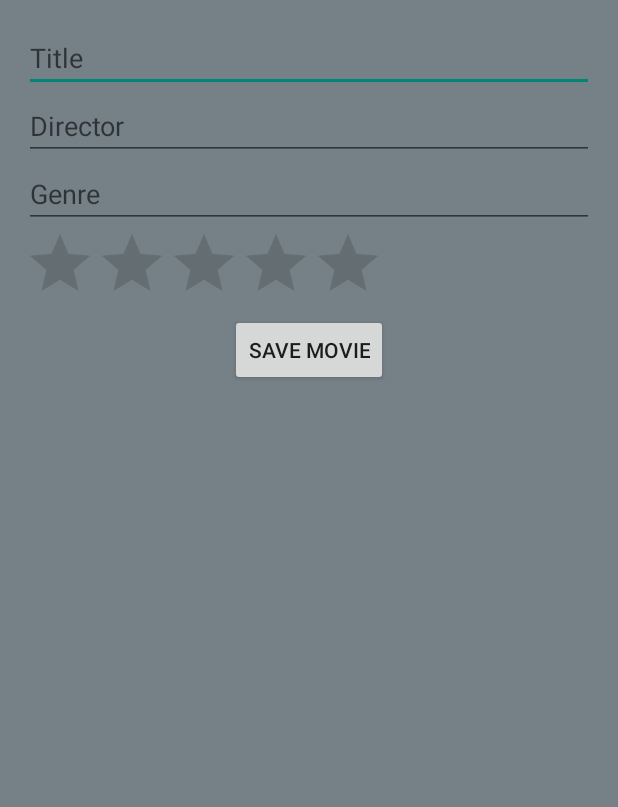
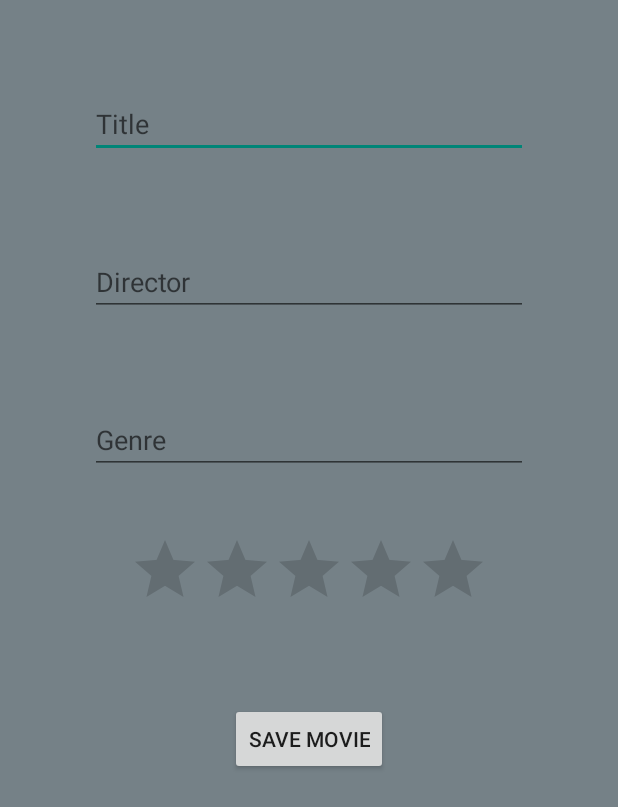
Before and after one commit to qustandifashho/FilmApp, an Android app built with Jetpack Compose: the AddMovieActivity screen opened directly, with no data from a screen before it, on a phone screen of 412 x 824 dp. Shown: the top 807 px of the screen. Run offline under Robolectric (Android 15) with nearby library versions, the phone set to English and light mode, and no system bars.

Commit message:
some visuals

```diff
--- a/app/src/main/res/layout/addmovies.xml
+++ b/app/src/main/res/layout/addmovies.xml
@@ -3,7 +3,7 @@
     android:layout_width="match_parent"
     android:layout_height="match_parent"
     android:background="#758187"
-    android:padding="16dp">
+    android:padding="60dp">
 
     <EditText
         android:id="@+id/movieTitle"
@@ -16,6 +16,7 @@
         android:layout_width="match_parent"
         android:layout_height="wrap_content"
         android:layout_below="@id/movieTitle"
+        android:layout_marginTop="60dp"
         android:hint="Director" />
 
     <EditText
@@ -23,6 +24,7 @@
         android:layout_width="match_parent"
         android:layout_height="wrap_content"
         android:layout_below="@id/movieDirector"
+        android:layout_marginTop="60dp"
         android:hint="Genre" />
 
     <RatingBar
@@ -30,7 +32,9 @@
         android:layout_width="wrap_content"
         android:layout_height="wrap_content"
         android:layout_below="@id/movieGenre"
-        android:numStars="5" />
+        android:layout_marginTop="40dp"
+        android:numStars="5"
+        android:layout_centerHorizontal="true" /> <!-- Center horizontally -->
 
     <Button
         android:id="@+id/saveMovieButton"
@@ -38,5 +42,6 @@
         android:layout_height="wrap_content"
         android:layout_below="@id/movieRating"
         android:layout_centerHorizontal="true"
+        android:layout_marginTop="55dp"
         android:text="Save Movie" />
 </RelativeLayout>
```
